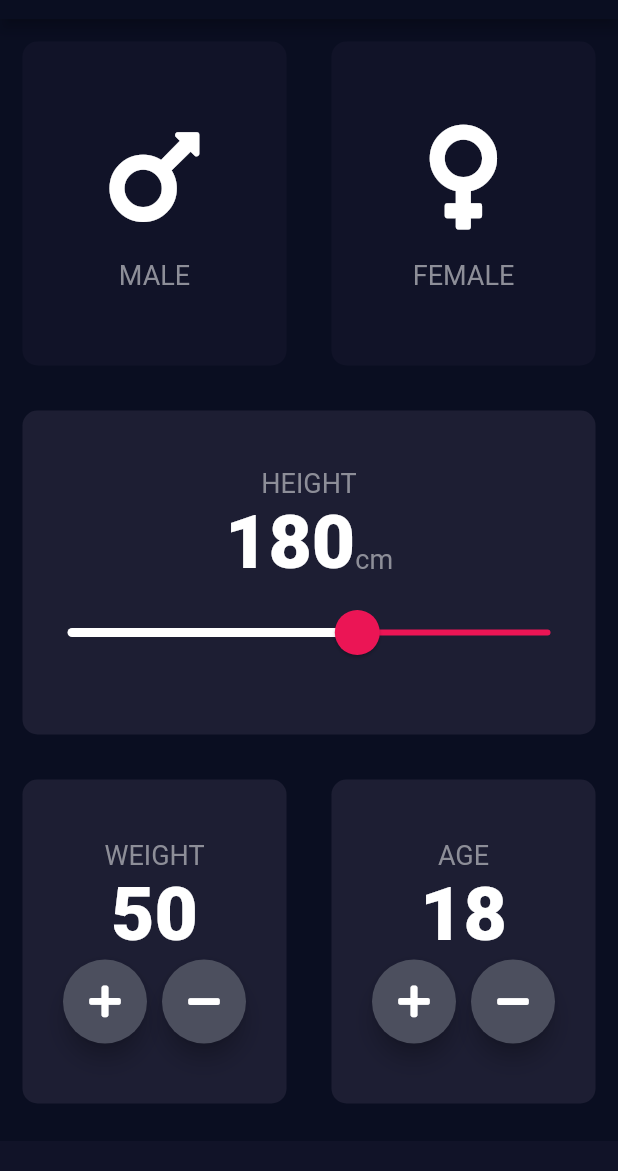
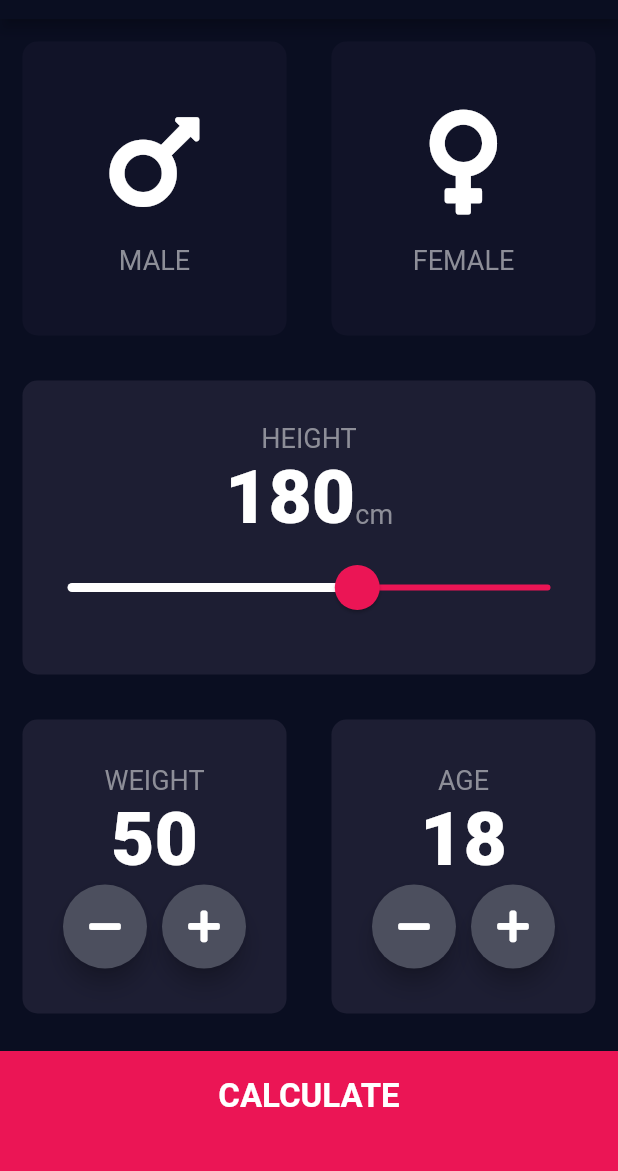
Before and after one commit to LeonardoCaracho/flutter_basics, a Flutter app: the screen it shows after launch, on a phone screen of 412 x 824 dp, the part 65-1236 px from its top. Run offline on Flutter 3.47's test engine with Material 2 defaults, Android fonts, the phone set to English and light mode, and no system bars; our stand-ins replace audioplayers, font_awesome_flutter, rflutter_alert.

Commit message:
done with the bmi calculator

```diff
--- /dev/null
+++ b/bmi-calculator-flutter/lib/components/button_bottom.dart
@@ -0,0 +1,32 @@
+import 'package:flutter/material.dart';
+
+import '../constants.dart';
+
+
+class ButtonBottom extends StatelessWidget {
+  ButtonBottom({@required this.text, @required this.onClick});
+
+  final String text;
+  final Function onClick;
+        // Navigator.push(context, MaterialPageRoute(builder: (context) => ResultPage()));
+
+  @override
+  Widget build(BuildContext context) {
+    return GestureDetector(
+      onTap: onClick,
+      child: Container(
+        child: Center(
+          child: Text(
+            text,
+            style: kLargeButtonTextStyle
+          ),
+        ),
+        color: kBottomContainerColor,
+        margin: EdgeInsets.only(top: 10.0),
+        padding: EdgeInsets.only(bottom: 20),
+        width: double.infinity,
+        height: kBottomContainerHeight
+      ),
+    );
+  }
+}
--- a/bmi-calculator-flutter/lib/icon_content.dart
+++ b/bmi-calculator-flutter/lib/components/icon_content.dart
@@ -1,6 +1,8 @@
 import 'package:flutter/material.dart';
 
-import 'constants.dart';
+import '../constants.dart';
+
+
 
 class CardContent extends StatelessWidget {
   CardContent({this.iconData, this.text});
--- /dev/null
+++ b/bmi-calculator-flutter/lib/components/round_icon_button.dart
@@ -0,0 +1,22 @@
+import 'package:flutter/material.dart';
+
+class RoundIconButton extends StatelessWidget {
+  RoundIconButton({@required this.icon, @required this.onPress});
+
+  final IconData icon;
+  final Function onPress;
+  @override
+  Widget build(BuildContext context) {
+    return RawMaterialButton(
+      constraints: BoxConstraints.tightFor(
+        height: 56.0,
+        width: 56.0
+      ),
+      shape: CircleBorder(),
+      fillColor: Color(0xFF4c4f5e),
+      elevation: 6.0,
+      child: Icon(icon),
+      onPressed: onPress,
+    );
+  }
+}
--- a/bmi-calculator-flutter/lib/constants.dart
+++ b/bmi-calculator-flutter/lib/constants.dart
@@ -1,12 +1,10 @@
 import 'package:flutter/material.dart';
 
 const activeCardColour = Color(0xff1d1e33);
-
 const inactiveCardColour = Color(0xff111328);
 
-const kBottomContainerHeight = 20.0;
-
-const kBottomContainerColor = Color(0xff111328);
+const kBottomContainerHeight = 80.0;
+const kBottomContainerColor = Color(0xffeb1555);
 
 const labelTextStyle = TextStyle(
   fontSize: 18.0,
@@ -17,3 +15,28 @@ const kBoldNumberStyle = TextStyle(
   fontSize: 50.0,
   fontWeight: FontWeight.w900
 );
+
+const kLargeButtonTextStyle = TextStyle(
+  fontSize: 22.0,
+  fontWeight: FontWeight.bold
+);
+
+const kTitleTextStyle = TextStyle(
+  fontSize: 50.0,
+  fontWeight: FontWeight.bold
+);
+
+const kSubTitleTextStyle = TextStyle(
+  fontSize: 22.0,
+  fontWeight: FontWeight.bold,
+  color: Color(0xff24d875)
+);
+
+const kBMITextStyle = TextStyle(
+  fontSize: 100.0,
+  fontWeight: FontWeight.bold
+);
+
+const kBodyTextStyle = TextStyle(
+  fontSize: 22.0
+);
--- a/bmi-calculator-flutter/lib/main.dart
+++ b/bmi-calculator-flutter/lib/main.dart
@@ -1,5 +1,6 @@
 import 'package:flutter/material.dart';
-import 'input_page.dart';
+import 'screens/input_page.dart';
+
 
 void main() => runApp(BMICalculator());
 
--- a/bmi-calculator-flutter/lib/input_page.dart
+++ b/bmi-calculator-flutter/lib/screens/input_page.dart
@@ -1,9 +1,15 @@
-import 'package:bmi_calculator/reusable_card.dart';
+import 'package:bmi_calculator/calculator_brain.dart';
+import 'package:bmi_calculator/components/button_bottom.dart';
+import 'package:bmi_calculator/components/icon_content.dart';
+import 'package:bmi_calculator/components/reusable_card.dart';
+import 'package:bmi_calculator/components/round_icon_button.dart';
+import 'package:bmi_calculator/screens/results_page.dart';
 import 'package:flutter/material.dart';
 
 import 'package:font_awesome_flutter/font_awesome_flutter.dart';
-import 'constants.dart';
-import 'icon_content.dart';
+
+import '../constants.dart';
+
 
 enum Gender { male, female }
 
@@ -128,19 +134,19 @@ class _InputPageState extends State<InputPage> {
                         mainAxisAlignment: MainAxisAlignment.center,
                         children: <Widget>[
                           RoundIconButton(
-                            icon: FontAwesomeIcons.plus,
+                            icon: FontAwesomeIcons.minus,
                             onPress: () {
                               setState(() {
-                                weight++;
+                                weight--;
                               });
                             }
                           ),
                           SizedBox(width: 10),
                           RoundIconButton(
-                            icon: FontAwesomeIcons.minus,
+                            icon: FontAwesomeIcons.plus,
                             onPress: () {
                               setState(() {
-                                weight--;
+                                weight++;
                               });
                             }
                           ),
@@ -168,19 +174,19 @@ class _InputPageState extends State<InputPage> {
                         mainAxisAlignment: MainAxisAlignment.center,
                         children: <Widget>[
                           RoundIconButton(
-                            icon: FontAwesomeIcons.plus,
+                            icon: FontAwesomeIcons.minus,
                             onPress: () {
                               setState(() {
-                                age++;
+                                age--;
                               });
                             }
                           ),
                           SizedBox(width: 10),
                           RoundIconButton(
-                            icon: FontAwesomeIcons.minus,
+                            icon: FontAwesomeIcons.plus,
                             onPress: () {
                               setState(() {
-                                age--;
+                                age++;
                               });
                             }
                           ),
@@ -192,35 +198,20 @@ class _InputPageState extends State<InputPage> {
               ),
             ],
           )),
-          Container(
-            color: kBottomContainerColor,
-            margin: EdgeInsets.only(top: 10.0),
-            width: double.infinity,
-            height: kBottomContainerHeight
+          ButtonBottom(
+            text: 'CALCULATE',
+            onClick: () {
+              CalculatorBrain calc = new CalculatorBrain(height: height, weight: weight);
+
+              Navigator.push(context, MaterialPageRoute(builder: (context) => ResultPage(
+                bmiResult: calc.calculateBmi(),
+                resultText: calc.getResult(),
+                interpretation: calc.getInterpretation(),
+              )));
+            },
           )
         ],
       ),
     );
   }
 }
-
-class RoundIconButton extends StatelessWidget {
-  RoundIconButton({@required this.icon, @required this.onPress});
-
-  final IconData icon;
-  final Function onPress;
-  @override
-  Widget build(BuildContext context) {
-    return RawMaterialButton(
-      constraints: BoxConstraints.tightFor(
-        height: 56.0,
-        width: 56.0
-      ),
-      shape: CircleBorder(),
-      fillColor: Color(0xFF4c4f5e),
-      elevation: 6.0,
-      child: Icon(icon),
-      onPressed: onPress,
-    );
-  }
-}
```
Also changed, not shown: bmi-calculator-flutter/lib/calculator_brain.dart (added, +35 -0 lines), bmi-calculator-flutter/lib/screens/results_page.dart (added, +75 -0 lines), bmi-calculator-flutter/lib/components/reusable_card.dart (renamed from bmi-calculator-flutter/lib/reusable_card.dart).
